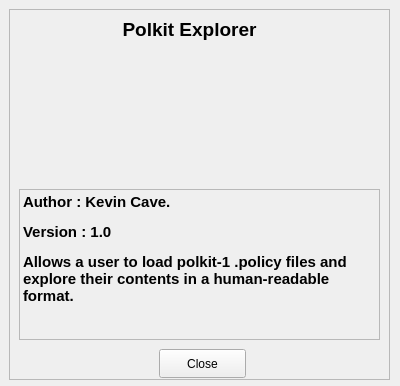
Qt form About.ui (scarygliders/Polkit-Explorer) before a commit.
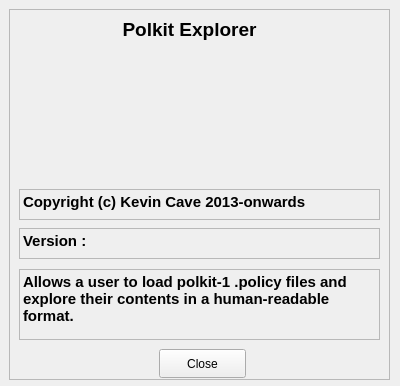
The same form after that commit. Icons and pictures are not drawn.

Commit message: - misc changes to about window (separate text labels, version number text has own text label now)

```diff
--- a/About.ui
+++ b/About.ui
@@ -67,9 +67,9 @@
     <property name="geometry">
      <rect>
       <x>10</x>
-      <y>180</y>
+      <y>260</y>
       <width>361</width>
-      <height>151</height>
+      <height>71</height>
      </rect>
     </property>
     <property name="frameShape">
@@ -79,7 +79,7 @@
      <enum>QFrame::Raised</enum>
     </property>
     <property name="text">
-     <string>&lt;html&gt;&lt;head/&gt;&lt;body&gt;&lt;p&gt;&lt;span style=&quot; font-size:11pt; font-weight:600;&quot;&gt;Author : Kevin Cave.&lt;/span&gt;&lt;/p&gt;&lt;p&gt;&lt;span style=&quot; font-size:11pt; font-weight:600;&quot;&gt;Version : 1.0&lt;/span&gt;&lt;/p&gt;&lt;p&gt;&lt;span style=&quot; font-size:11pt; font-weight:600;&quot;&gt;Allows a user to load polkit-1 .policy files and explore their contents in a human-readable format.&lt;/span&gt;&lt;/p&gt;&lt;/body&gt;&lt;/html&gt;</string>
+     <string>&lt;html&gt;&lt;head/&gt;&lt;body&gt;&lt;p&gt;&lt;span style=&quot; font-size:11pt; font-weight:600;&quot;&gt;Allows a user to load polkit-1 .policy files and explore their contents in a human-readable format.&lt;/span&gt;&lt;/p&gt;&lt;/body&gt;&lt;/html&gt;</string>
     </property>
     <property name="textFormat">
      <enum>Qt::RichText</enum>
@@ -123,6 +123,68 @@
      <pixmap>PKEIconV001.png</pixmap>
     </property>
    </widget>
+   <widget class="QLabel" name="label_4">
+    <property name="geometry">
+     <rect>
+      <x>10</x>
+      <y>180</y>
+      <width>361</width>
+      <height>31</height>
+     </rect>
+    </property>
+    <property name="frameShape">
+     <enum>QFrame::Shape::StyledPanel</enum>
+    </property>
+    <property name="frameShadow">
+     <enum>QFrame::Shadow::Raised</enum>
+    </property>
+    <property name="text">
+     <string>&lt;html&gt;&lt;head/&gt;&lt;body&gt;&lt;p&gt;&lt;span style=&quot; font-size:11pt; font-weight:700;&quot;&gt;Copyright (c) Kevin Cave 2013-onwards&lt;/span&gt;&lt;/p&gt;&lt;/body&gt;&lt;/html&gt;</string>
+    </property>
+    <property name="textFormat">
+     <enum>Qt::TextFormat::RichText</enum>
+    </property>
+    <property name="alignment">
+     <set>Qt::AlignmentFlag::AlignLeading|Qt::AlignmentFlag::AlignLeft|Qt::AlignmentFlag::AlignTop</set>
+    </property>
+    <property name="wordWrap">
+     <bool>true</bool>
+    </property>
+    <property name="textInteractionFlags">
+     <set>Qt::TextInteractionFlag::NoTextInteraction</set>
+    </property>
+   </widget>
+   <widget class="QLabel" name="versionlabel">
+    <property name="geometry">
+     <rect>
+      <x>10</x>
+      <y>219</y>
+      <width>361</width>
+      <height>31</height>
+     </rect>
+    </property>
+    <property name="frameShape">
+     <enum>QFrame::Shape::StyledPanel</enum>
+    </property>
+    <property name="frameShadow">
+     <enum>QFrame::Shadow::Raised</enum>
+    </property>
+    <property name="text">
+     <string>&lt;html&gt;&lt;head/&gt;&lt;body&gt;&lt;p&gt;&lt;span style=&quot; font-size:11pt; font-weight:700;&quot;&gt;Version :&lt;/span&gt;&lt;/p&gt;&lt;/body&gt;&lt;/html&gt;</string>
+    </property>
+    <property name="textFormat">
+     <enum>Qt::TextFormat::RichText</enum>
+    </property>
+    <property name="alignment">
+     <set>Qt::AlignmentFlag::AlignLeading|Qt::AlignmentFlag::AlignLeft|Qt::AlignmentFlag::AlignTop</set>
+    </property>
+    <property name="wordWrap">
+     <bool>true</bool>
+    </property>
+    <property name="textInteractionFlags">
+     <set>Qt::TextInteractionFlag::NoTextInteraction</set>
+    </property>
+   </widget>
   </widget>
  </widget>
  <resources/>
```
Left out of the diff: 21 changed lines with no effect on the pictures.
